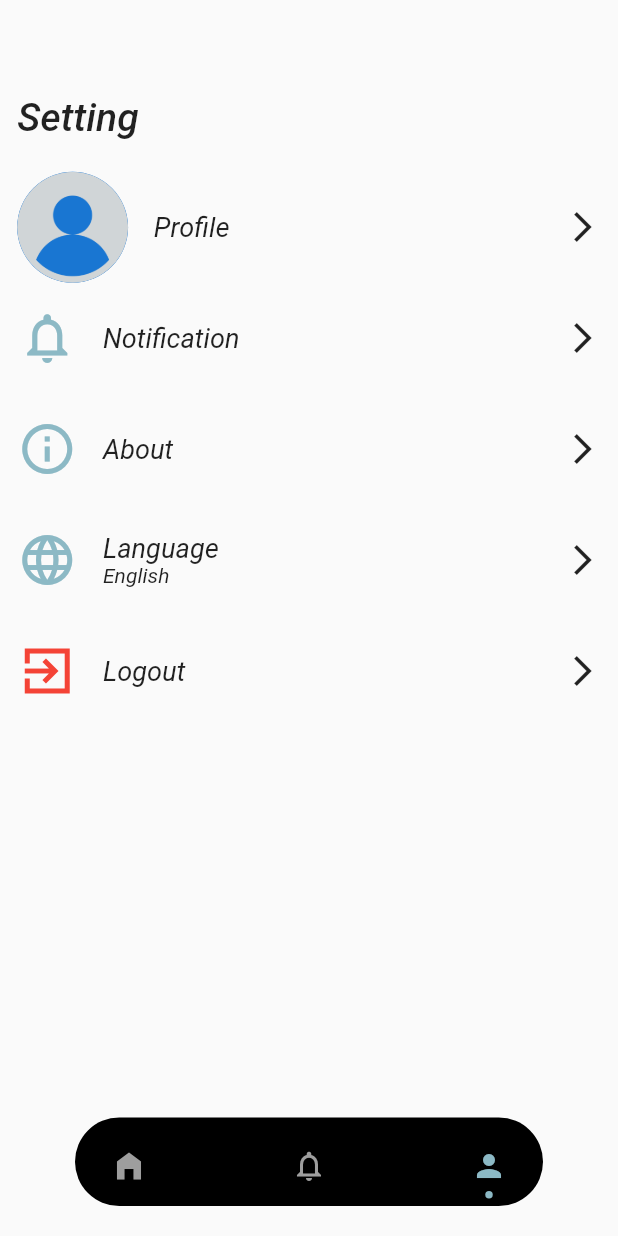
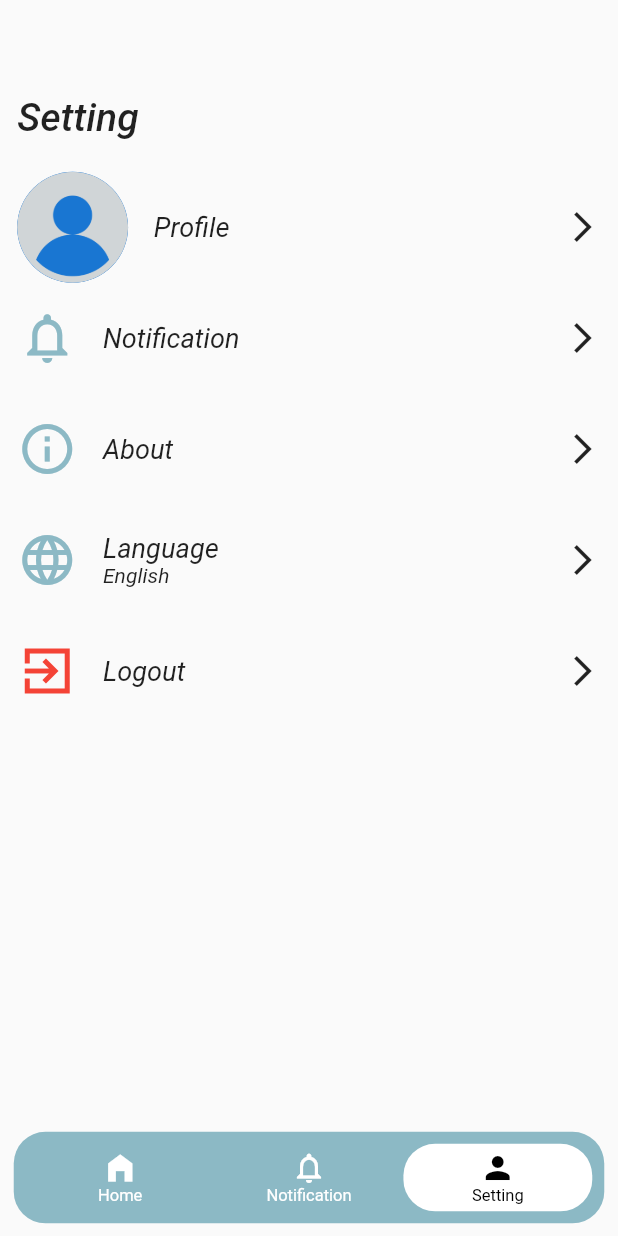
Before and after one commit to Mohamed-Salem7/attendance, a Flutter app: the MainLayout screen opened directly, item 3 of the bottom bar chosen, on a phone screen of 412 x 824 dp. Run offline on Flutter 3.47's test engine with Material 2 defaults, Android fonts, the phone set to English and light mode, and no system bars; drawn by our look-alikes of dot_navigation_bar, floating_bottom_navigation_bar; our stand-ins replace flutter_bloc, flutter_onboarding_slider, flutter_screenutil, get, shared_preferences; accounts and stored records are empty.

Commit message:
update nav bar app

```diff
--- a/lib/feature/presntation/view/main_layout/main_layout.dart
+++ b/lib/feature/presntation/view/main_layout/main_layout.dart
@@ -1,7 +1,7 @@
 import 'package:attendance_app/core/utils/theme/colors.dart';
 import 'package:attendance_app/feature/presntation/controllers/main_cubit/cubit.dart';
 import 'package:attendance_app/feature/presntation/controllers/main_cubit/state.dart';
-import 'package:dot_navigation_bar/dot_navigation_bar.dart';
+import 'package:floating_bottom_navigation_bar/floating_bottom_navigation_bar.dart';
 import 'package:flutter/material.dart';
 import 'package:flutter_bloc/flutter_bloc.dart';
 import 'package:flutter_screenutil/flutter_screenutil.dart';
@@ -16,32 +16,37 @@ class MainLayout extends StatelessWidget {
         var cubit = MainCubit.get(context);
         return Scaffold(
           body: cubit.screen[cubit.currentIndex],
-          bottomNavigationBar: DotNavigationBar(
+          bottomNavigationBar: FloatingNavbar(
             currentIndex: cubit.currentIndex,
-            backgroundColor: Colors.black,
-
-            borderRadius: 30.r,
+            backgroundColor: AppColor.primaryColor,
+            itemBorderRadius: 20.r,
+            borderRadius: 20.r,
+            margin:  EdgeInsets.only(bottom: 8.h,left: 8.w,right: 8.w),
             onTap: (value) {
               cubit.changeIndex(value);
             },
             items: [
               /// Home
-              DotNavigationBarItem(
-                  icon: Icon(Icons.home_filled),
-                  selectedColor: AppColor.primaryColor,
-                  unselectedColor: Colors.grey,
+              FloatingNavbarItem(
+                  icon: Icons.home_filled,
+                  title: 'Home'
+                  /*selectedColor: AppColor.primaryColor,
+                  unselectedColor: Colors.grey,*/
               ),
               /// Records
-              DotNavigationBarItem(
-                  icon: Icon(Icons.notifications_none_outlined),
-                  selectedColor: AppColor.primaryColor,
-                  unselectedColor: Colors.grey,
+              FloatingNavbarItem(
+                  icon: Icons.notifications_none_outlined,
+                  title: 'Notification'
+                  /*selectedColor: AppColor.primaryColor,
+                  unselectedColor: Colors.grey,*/
               ),
               /// Profile
-              DotNavigationBarItem(
-                  icon: Icon(Icons.person),
-                  selectedColor: AppColor.primaryColor,
-                  unselectedColor: Colors.grey),
+              FloatingNavbarItem(
+                  icon: Icons.person,
+                title: 'Setting'
+              ),
+                  /*selectedColor: AppColor.primaryColor,
+                  unselectedColor: Colors.grey),*/
             ],
           ),
         );
--- a/pubspec.yaml
+++ b/pubspec.yaml
@@ -40,7 +40,7 @@ dependencies:
   bloc: ^8.1.1
   flutter_bloc: ^8.1.2
   flutter_onboarding_slider: ^1.0.9
-  dot_navigation_bar: ^1.0.1+4
+  floating_bottom_navigation_bar: ^1.5.2
   shared_preferences: ^2.1.0
 
 dev_dependencies:
```
Also changed, not shown: pubspec.lock.
